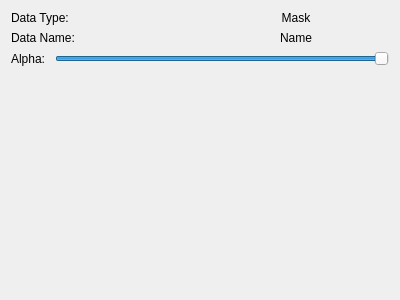
Old version of the form src/WhiskerToolbox/Media_Widget/MediaMask_Widget/MediaMask_Widget.ui in the repository paulmthompson/WhiskerToolbox.
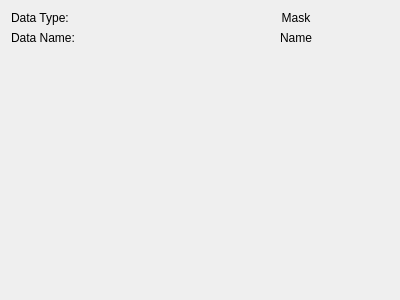
New version of the form. Custom widgets are drawn as their Qt base class.

Commit message: use same new interface for display options for point, mask, and line

```diff
--- a/src/WhiskerToolbox/Media_Widget/MediaMask_Widget/MediaMask_Widget.ui
+++ b/src/WhiskerToolbox/Media_Widget/MediaMask_Widget/MediaMask_Widget.ui
@@ -57,28 +57,7 @@
     </layout>
    </item>
    <item>
-    <layout class="QHBoxLayout" name="horizontalLayout">
-     <item>
-      <widget class="QLabel" name="label_2">
-       <property name="text">
-        <string>Alpha: </string>
-       </property>
-      </widget>
-     </item>
-     <item>
-      <widget class="QSlider" name="alpha_slider">
-       <property name="maximum">
-        <number>100</number>
-       </property>
-       <property name="value">
-        <number>100</number>
-       </property>
-       <property name="orientation">
-        <enum>Qt::Orientation::Horizontal</enum>
-       </property>
-      </widget>
-     </item>
-    </layout>
+    <widget class="ColorPicker_Widget" name="color_picker" native="true"/>
    </item>
    <item>
     <spacer name="verticalSpacer">
@@ -95,6 +74,14 @@
    </item>
   </layout>
  </widget>
+ <customwidgets>
+  <customwidget>
+   <class>ColorPicker_Widget</class>
+   <extends>QWidget</extends>
+   <header>ColorPicker_Widget/ColorPicker_Widget.hpp</header>
+   <container>1</container>
+  </customwidget>
+ </customwidgets>
  <resources/>
  <connections/>
 </ui>
```
The commit also changes 7 other files.
